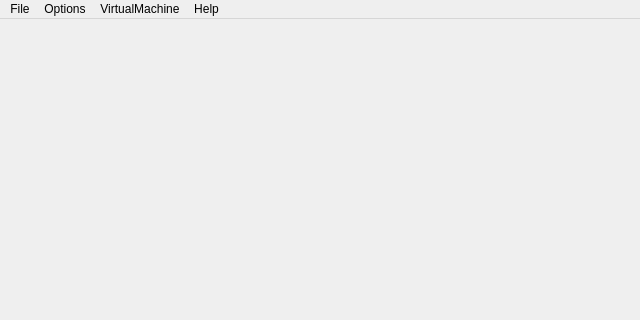
This is build_unix/mainwindow.ui in jpd002/Play- as Qt 5 draws it before an edit; both pictures show x 0 to 640 and y 0 to 320 of the 640 by 512 pixel window. The edited form follows.
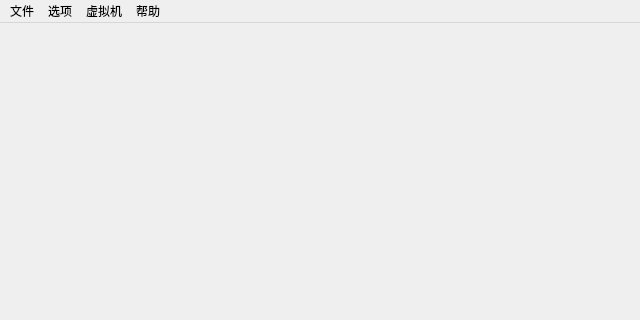
This is the edited form. Icons and pictures are not drawn.

Commit message: China localization

```diff
--- a/build_unix/mainwindow.ui
+++ b/build_unix/mainwindow.ui
@@ -47,7 +47,7 @@
    </property>
    <widget class="QMenu" name="menuFor_The">
     <property name="title">
-     <string>File</string>
+     <string>文件</string>
     </property>
     <addaction name="actionOpen_Game"/>
     <addaction name="actionBoot_ELF"/>
@@ -56,7 +56,7 @@
    </widget>
    <widget class="QMenu" name="menuEdit">
     <property name="title">
-     <string>Options</string>
+     <string>选项</string>
     </property>
     <addaction name="actionSettings"/>
     <addaction name="actionMemory_Card_Manager"/>
@@ -65,7 +65,7 @@
    </widget>
    <widget class="QMenu" name="menuVirtualMachine">
     <property name="title">
-     <string>VirtualMachine</string>
+     <string>虚拟机</string>
     </property>
     <widget class="QMenu" name="menuSave_States">
      <property name="title">
@@ -90,7 +90,7 @@
    </widget>
    <widget class="QMenu" name="menuHelp">
     <property name="title">
-     <string>Help</string>
+     <string>帮助</string>
     </property>
     <addaction name="actionAbout"/>
    </widget>
```
Left out of the diff: 32 changed lines with no effect on the pictures.
